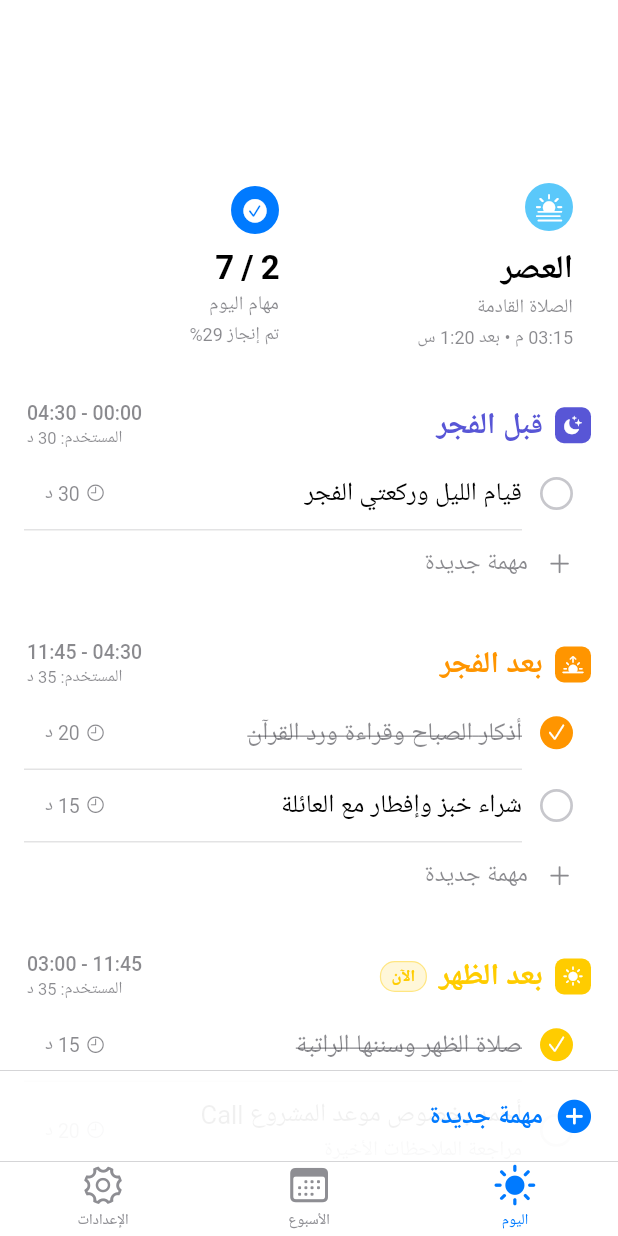
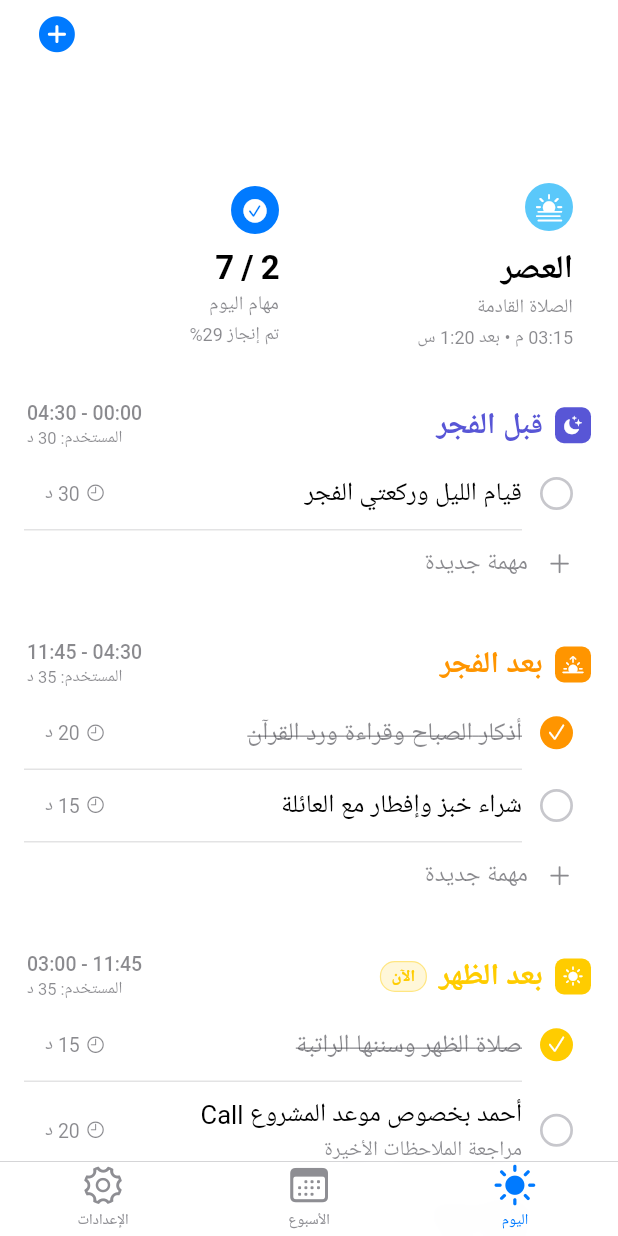
Before and after one commit to ajyahia/dayaround, a Flutter app: the screen it shows after launch, on a phone screen of 412 x 824 dp. Run offline on Flutter 3.47's test engine with Material 3 defaults, Android fonts, the phone set to English and light mode, and no system bars; our stand-ins replace flutter_riverpod, google_fonts, shared_preferences.

Commit message:
Fix bottom toolbar collision: move primary add button to navigation bar and remove overlapping stacked bar

```diff
--- a/lib/features/today/presentation/today_screen.dart
+++ b/lib/features/today/presentation/today_screen.dart
@@ -98,15 +98,23 @@ class _TodayScreenState extends State<TodayScreen> {
     final l10n = AppLocalizations.of(context)!;
     final totalTasks = _tasks.length;
     final doneTasks = _tasks.where((t) => t.isDone).length;
-    final toolbarBg = CupertinoColors.systemBackground.resolveFrom(context).withValues(alpha: 0.94);
 
     return CupertinoPageScaffold(
-      child: Stack(
-        children: [
-          CustomScrollView(
+      child: CustomScrollView(
         slivers: [
           CupertinoSliverNavigationBar(
             largeTitle: Text(l10n.todayTab),
+            trailing: CupertinoButton(
+              padding: EdgeInsets.zero,
+              onPressed: () {
+                // TODO: Add task to current block
+              },
+              child: const Icon(
+                CupertinoIcons.plus_circle_fill,
+                size: 28,
+                color: CupertinoColors.systemBlue,
+              ),
+            ),
           ),
 
           // Summary Cards (Smart List style)
@@ -146,7 +154,7 @@ class _TodayScreenState extends State<TodayScreen> {
 
           // Prayer Block Sections
           SliverPadding(
-                padding: const EdgeInsets.only(bottom: 70), // space for bottom toolbar
+            padding: const EdgeInsets.only(bottom: 32),
             sliver: SliverList(
               delegate: SliverChildBuilderDelegate(
                 (context, index) {
@@ -199,60 +207,6 @@ class _TodayScreenState extends State<TodayScreen> {
           ),
         ],
       ),
-
-          // Bottom Toolbar like Reminders (⊕ مهمة جديدة)
-          Positioned(
-            bottom: 0,
-            left: 0,
-            right: 0,
-            child: Container(
-              padding: const EdgeInsets.symmetric(horizontal: 16, vertical: 8),
-              decoration: BoxDecoration(
-                color: toolbarBg,
-                border: Border(
-                  top: BorderSide(
-                    color: CupertinoColors.separator.resolveFrom(context),
-                    width: 0.5,
-                  ),
-                ),
-              ),
-              child: SafeArea(
-                top: false,
-                child: Row(
-                  children: [
-                    CupertinoButton(
-                      padding: EdgeInsets.zero,
-                      onPressed: () {
-                        // TODO: Add task to current block
-                      },
-                      child: Row(
-                        mainAxisSize: MainAxisSize.min,
-                        children: [
-                          const Icon(
-                            CupertinoIcons.plus_circle_fill,
-                            size: 26,
-                            color: CupertinoColors.systemBlue,
-                          ),
-                          const SizedBox(width: 8),
-                          Text(
-                            l10n.newTask,
-                            style: const TextStyle(
-                              fontSize: 17,
-                              fontWeight: FontWeight.w600,
-                              color: CupertinoColors.systemBlue,
-                            ),
-                          ),
-                        ],
-                      ),
-                    ),
-                    const Spacer(),
-                  ],
-                ),
-              ),
-            ),
-          ),
-        ],
-      ),
     );
   }
 }
```
Also changed, not shown: 1 other file. Lines whose indentation alone changed are shown as unchanged.
